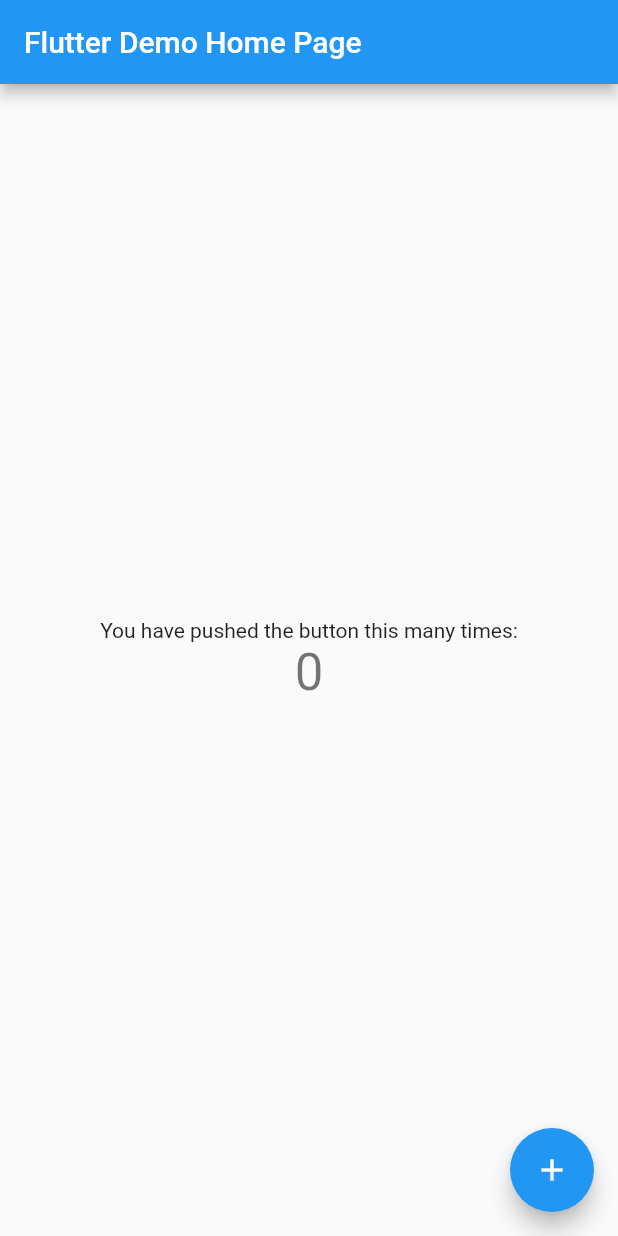
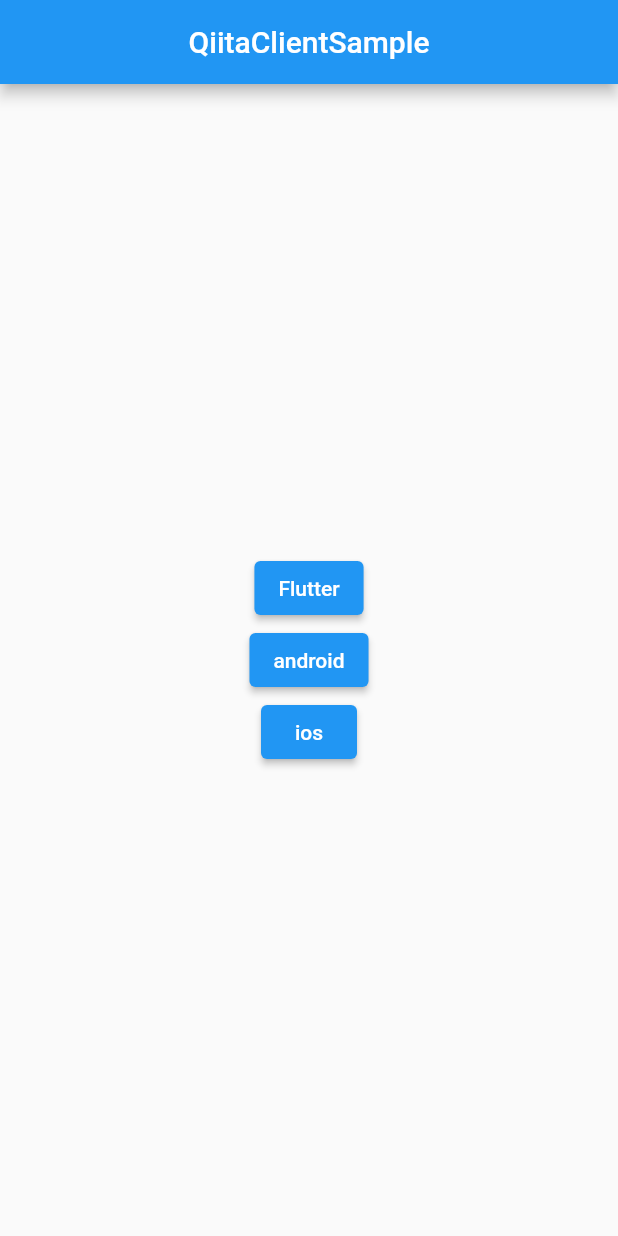
Before and after one commit to t-nakata/flutter-qiita-client-sample, a Flutter app: the screen it shows after launch, on a phone screen of 412 x 824 dp. Run offline on Flutter 3.47's test engine with Material 2 defaults, Android fonts, the phone set to English and light mode, and no system bars; our stand-ins replace dio, flutter_riverpod, freezed_annotation, pretty_dio_logger, retrofit; generated files the repository leaves out were written again.

Commit message:
implements HomeScreen and QiitaApi

```diff
--- a/lib/main.dart
+++ b/lib/main.dart
@@ -1,117 +1,20 @@
 import 'package:flutter/material.dart';
+import 'package:flutter_qiita_client/screen/home/home_screen.dart';
+import 'package:flutter_riverpod/flutter_riverpod.dart';
 
 void main() {
-  runApp(MyApp());
+  runApp(ProviderScope(child: MyApp()));
 }
 
 class MyApp extends StatelessWidget {
-  // This widget is the root of your application.
   @override
   Widget build(BuildContext context) {
     return MaterialApp(
-      title: 'Flutter Demo',
       theme: ThemeData(
-        // This is the theme of your application.
-        //
-        // Try running your application with "flutter run". You'll see the
-        // application has a blue toolbar. Then, without quitting the app, try
-        // changing the primarySwatch below to Colors.green and then invoke
-        // "hot reload" (press "r" in the console where you ran "flutter run",
-        // or simply save your changes to "hot reload" in a Flutter IDE).
-        // Notice that the counter didn't reset back to zero; the application
-        // is not restarted.
         primarySwatch: Colors.blue,
-        // This makes the visual density adapt to the platform that you run
-        // the app on. For desktop platforms, the controls will be smaller and
-        // closer together (more dense) than on mobile platforms.
         visualDensity: VisualDensity.adaptivePlatformDensity,
       ),
-      home: MyHomePage(title: 'Flutter Demo Home Page'),
+      home: HomeScreen(),
     );
   }
 }
-
-class MyHomePage extends StatefulWidget {
-  MyHomePage({Key key, this.title}) : super(key: key);
-
-  // This widget is the home page of your application. It is stateful, meaning
-  // that it has a State object (defined below) that contains fields that affect
-  // how it looks.
-
-  // This class is the configuration for the state. It holds the values (in this
-  // case the title) provided by the parent (in this case the App widget) and
-  // used by the build method of the State. Fields in a Widget subclass are
-  // always marked "final".
-
-  final String title;
-
-  @override
-  _MyHomePageState createState() => _MyHomePageState();
-}
-
-class _MyHomePageState extends State<MyHomePage> {
-  int _counter = 0;
-
-  void _incrementCounter() {
-    setState(() {
-      // This call to setState tells the Flutter framework that something has
-      // changed in this State, which causes it to rerun the build method below
-      // so that the display can reflect the updated values. If we changed
-      // _counter without calling setState(), then the build method would not be
-      // called again, and so nothing would appear to happen.
-      _counter++;
-    });
-  }
-
-  @override
-  Widget build(BuildContext context) {
-    // This method is rerun every time setState is called, for instance as done
-    // by the _incrementCounter method above.
-    //
-    // The Flutter framework has been optimized to make rerunning build methods
-    // fast, so that you can just rebuild anything that needs updating rather
-    // than having to individually change instances of widgets.
-    return Scaffold(
-      appBar: AppBar(
-        // Here we take the value from the MyHomePage object that was created by
-        // the App.build method, and use it to set our appbar title.
-        title: Text(widget.title),
-      ),
-      body: Center(
-        // Center is a layout widget. It takes a single child and positions it
-        // in the middle of the parent.
-        child: Column(
-          // Column is also a layout widget. It takes a list of children and
-          // arranges them vertically. By default, it sizes itself to fit its
-          // children horizontally, and tries to be as tall as its parent.
-          //
-          // Invoke "debug painting" (press "p" in the console, choose the
-          // "Toggle Debug Paint" action from the Flutter Inspector in Android
-          // Studio, or the "Toggle Debug Paint" command in Visual Studio Code)
-          // to see the wireframe for each widget.
-          //
-          // Column has various properties to control how it sizes itself and
-          // how it positions its children. Here we use mainAxisAlignment to
-          // center the children vertically; the main axis here is the vertical
-          // axis because Columns are vertical (the cross axis would be
-          // horizontal).
-          mainAxisAlignment: MainAxisAlignment.center,
-          children: <Widget>[
-            Text(
-              'You have pushed the button this many times:',
-            ),
-            Text(
-              '$_counter',
-              style: Theme.of(context).textTheme.headline4,
-            ),
-          ],
-        ),
-      ),
-      floatingActionButton: FloatingActionButton(
-        onPressed: _incrementCounter,
-        tooltip: 'Increment',
-        child: Icon(Icons.add),
-      ), // This trailing comma makes auto-formatting nicer for build methods.
-    );
-  }
-}
--- /dev/null
+++ b/lib/model/qiita_item.dart
@@ -0,0 +1,35 @@
+import 'package:flutter_qiita_client/model/qiita_tag.dart';
+import 'package:flutter_qiita_client/model/qiita_user.dart';
+import 'package:freezed_annotation/freezed_annotation.dart';
+part 'qiita_item.freezed.dart';
+part 'qiita_item.g.dart';
+
+@freezed
+abstract class QiitaItem with _$QiitaItem {
+  const factory QiitaItem({
+    @JsonKey(name: "render_body")
+    String renderBody,
+    String body,
+    bool coediting,
+    @JsonKey(name: "comments_count")
+    int commentsCount,
+    @JsonKey(name: "created_at")
+    String createdAt,
+    String id,
+    @JsonKey(name: "likes_count")
+    int likesCount,
+    bool private,
+    @JsonKey(name: "reactionsCount")
+    int reactionsCount,
+    List<QiitaTag> tags,
+    String title,
+    @JsonKey(name: "updated_at")
+    String updatedAt,
+    String url,
+    QiitaUser user,
+    @JsonKey(name: "page_views_count")
+    int pageViewsCount,
+  }) = _QiitaItem;
+
+ factory QiitaItem.fromJson(Map<String, dynamic> json) => _$QiitaItemFromJson(json);
+}
--- /dev/null
+++ b/lib/model/qiita_tag.dart
@@ -0,0 +1,13 @@
+import 'package:freezed_annotation/freezed_annotation.dart';
+part 'qiita_tag.freezed.dart';
+part 'qiita_tag.g.dart';
+
+@freezed
+abstract class QiitaTag with _$QiitaTag {
+  const factory QiitaTag({
+    String name,
+    List<String> versions,
+  }) = _QiitaTag;
+
+ factory QiitaTag.fromJson(Map<String, dynamic> json) => _$QiitaTagFromJson(json);
+}
--- /dev/null
+++ b/lib/model/qiita_user.dart
@@ -0,0 +1,30 @@
+import 'package:freezed_annotation/freezed_annotation.dart';
+
+part 'qiita_user.freezed.dart';
+
+part 'qiita_user.g.dart';
+
+@freezed
+abstract class QiitaUser with _$QiitaUser {
+  const factory QiitaUser({
+    String description,
+    @JsonKey(name: "facebook_id") String facebookId,
+    @JsonKey(name: "followees_count") int followeesCount,
+    @JsonKey(name: "followers_count") int followersCount,
+    @JsonKey(name: "github_login_name") String githubLoginName,
+    String id,
+    @JsonKey(name: "items_count") int itemsCount,
+    @JsonKey(name: "linkedin_id") String linkedinId,
+    String location,
+    String name,
+    String organization,
+    @JsonKey(name: "permanent_id") int permanentId,
+    @JsonKey(name: "profile_image_url") String profileImageUrl,
+    @JsonKey(name: "team_only") bool teamOnly,
+    @JsonKey(name: "twitter_screen_name") String twitterScreenName,
+    @JsonKey(name: "website_url") String webSiteUrl,
+  }) = _QiitaUser;
+
+  factory QiitaUser.fromJson(Map<String, dynamic> json) =>
+      _$QiitaUserFromJson(json);
+}
--- /dev/null
+++ b/lib/screen/home/home_screen.dart
@@ -0,0 +1,101 @@
+import 'package:flutter/material.dart';
+import 'package:flutter_qiita_client/model/qiita_item.dart';
+import 'package:flutter_qiita_client/screen/home/home_state_notifier.dart';
+import 'package:flutter_qiita_client/state/home_state.dart';
+import 'package:flutter_riverpod/flutter_riverpod.dart';
+
+final homeStateNotifier = StateNotifierProvider((ref) => HomeStateNotifier());
+
+class HomeScreen extends ConsumerWidget {
+  @override
+  Widget build(BuildContext context, ScopedReader watch) {
+    final state = watch(homeStateNotifier.state);
+
+    return WillPopScope(
+      onWillPop: state.isReadyData ? (){
+        context.read(homeStateNotifier).onBackHome();
+        return Future.value(false);
+      } : null,
+      child: Scaffold(
+        appBar: AppBar(
+          title: state.isReadyData
+              ? Text(state.currentTag)
+              : Text('QiitaClientSample'),
+          centerTitle: true,
+        ),
+        body: Stack(children: [
+          Container(
+            child: Center(
+              child: state.isReadyData
+                  ? _createListView(
+                      context,
+                      state.qiitaItems,
+                    )
+                  : _createSearchButtons(
+                      context,
+                      state,
+                    ),
+            ),
+          ),
+          state.isLoading
+              ? Container(
+                  color: Color(0x88000000),
+                  child: Center(
+                    child: CircularProgressIndicator(),
+                  ),
+                )
+              : Container(),
+        ]),
+      ),
+    );
+  }
+
+  Widget _createListView(BuildContext context, List<QiitaItem> qiitaItems) {
+    return ListView.builder(
+      itemBuilder: (context, index) {
+        final item = qiitaItems[index];
+        return Container(
+          padding: EdgeInsets.only(top: 4, bottom: 4, left: 8, right: 8),
+          constraints: BoxConstraints(minHeight: 96, maxHeight: 96),
+          child: Card(
+            elevation: 8,
+            child: Container(
+              alignment: Alignment.centerLeft,
+              padding: EdgeInsets.all(16),
+              child: Text(
+                item.title,
+                style: TextStyle(fontSize: 16, fontWeight: FontWeight.bold),
+              ),
+            ),
+          ),
+        );
+      },
+      itemCount: qiitaItems.length,
+    );
+  }
+
+  Widget _createSearchButtons(BuildContext context, HomeState state) {
+    return Container(
+      child: Column(
+        mainAxisAlignment: MainAxisAlignment.center,
+        children: [
+          ElevatedButton(
+            onPressed: () =>
+                context.read(homeStateNotifier).fetchQiitaItems("flutter"),
+            child: Text("Flutter"),
+          ),
+          ElevatedButton(
+            onPressed: () =>
+                context.read(homeStateNotifier).fetchQiitaItems("android"),
+            child: Text("android"),
+          ),
+          ElevatedButton(
+            onPressed: () =>
+                context.read(homeStateNotifier).fetchQiitaItems("ios"),
+            child: Text("ios"),
+          ),
+        ],
+      ),
+    );
+  }
+}
--- /dev/null
+++ b/lib/state/home_state.dart
@@ -0,0 +1,14 @@
+import 'package:flutter_qiita_client/model/qiita_item.dart';
+import 'package:freezed_annotation/freezed_annotation.dart';
+part 'home_state.freezed.dart';
+
+@freezed
+abstract class HomeState with _$HomeState {
+  const factory HomeState({
+    @Default(false) bool isLoading,
+    @Default(false) bool isReadyData,
+    List<QiitaItem> qiitaItems,
+    String currentTag,
+  }) = _HomeState;
+
+}
```
Also changed, not shown: lib/api/qiita_api_client.dart (added, +21 -0 lines), lib/repository/qiita_repository.dart (added, +10 -0 lines), lib/screen/home/home_state_notifier.dart (added, +41 -0 lines), pubspec.yaml (+10 -4 lines), 6 other files.
